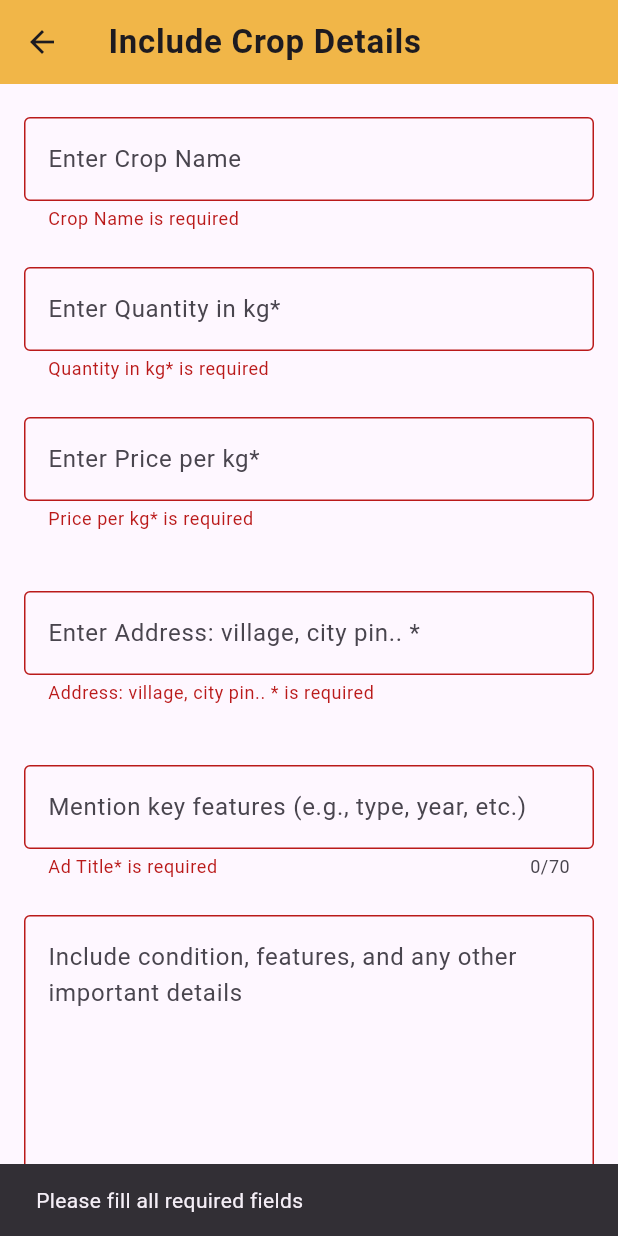
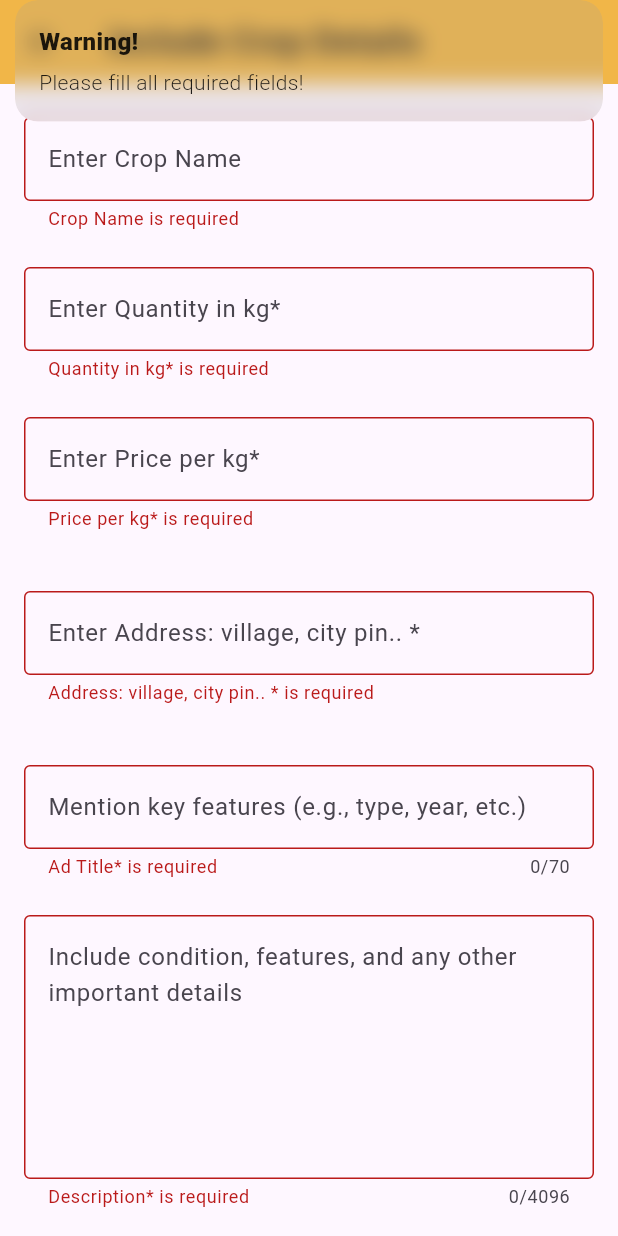
Before and after one commit to mrabdulla3/AgriBazaar, a Flutter app: the CropDetailsPage screen opened directly with empty values, scrolled down 268 dp, after a tap on "Save", on a phone screen of 412 x 824 dp. Run offline on Flutter 3.47's test engine with Material 3 defaults, Android fonts, the phone set to English and light mode, and no system bars; our stand-ins replace cloud_firestore, firebase_auth, firebase_core, firebase_storage, flutter_dotenv, get and 5 more; accounts and stored records are empty.

Commit message:
Crop Form Detail page

```diff
--- a/lib/controllers/farmer_controller/crop_controller.dart
+++ /dev/null
@@ -1,3 +0,0 @@
-import 'package:get/get.dart';
-
-class CropController extends GetxController{}
--- /dev/null
+++ b/lib/controllers/farmer_controller/crop_form_controller.dart
@@ -0,0 +1,107 @@
+import 'dart:io';
+import 'package:cloud_firestore/cloud_firestore.dart';
+import 'package:firebase_auth/firebase_auth.dart';
+import 'package:firebase_storage/firebase_storage.dart';
+import 'package:flutter/material.dart';
+import 'package:get/get.dart';
+import 'package:logger/logger.dart';
+import 'package:uuid/uuid.dart';
+
+class CropFormController extends GetxController{
+
+  final String cropType;
+
+  CropFormController(this.cropType);
+
+  @override
+  void onInit() {
+    super.onInit();
+    cropCategoryController.text=cropType;
+  }
+
+
+  RxBool isLoading = false.obs;
+  final formKey = GlobalKey<FormState>();
+  var logger = Logger();
+  Rx<File?> selectedFile = Rx<File?>(null);
+
+  // Controllers for input fields
+  final TextEditingController cropCategoryController = TextEditingController();
+  final TextEditingController cropVarietyController = TextEditingController();
+  final TextEditingController quantityController = TextEditingController();
+  final TextEditingController priceController = TextEditingController();
+  final TextEditingController keyFeatureController = TextEditingController();
+  final TextEditingController descriptionController = TextEditingController();
+  final TextEditingController farmerAddressController = TextEditingController();
+
+  void saveForm() async {
+    if (formKey.currentState!.validate()) {
+
+      isLoading.value = true; // Start loading when the form is being saved
+
+      String cropCategory = cropCategoryController.text.trim();
+      String cropVariety = cropVarietyController.text.trim();
+      int cropQuantity = int.tryParse(quantityController.text.trim()) ?? 0;
+      int cropPrice = int.tryParse(priceController.text.trim()) ?? 0;
+      String feature = keyFeatureController.text.trim();
+      String description = descriptionController.text.trim();
+      String farmerAddress = farmerAddressController.text.trim();
+
+      // Create a unique file name using UUID
+      String uniqueFileName = const Uuid().v1();
+
+      // Construct the path to store the image inside the category directory
+      String filePath = '$cropCategory/$uniqueFileName';
+
+      if (selectedFile.value != null) {
+        UploadTask uploadTask = FirebaseStorage.instance
+            .ref()
+            .child(filePath)
+            .putFile(selectedFile.value!);
+        TaskSnapshot taskSnapshot = await uploadTask;
+        String downloadUrl = await taskSnapshot.ref.getDownloadURL();
+        User? currentUser = FirebaseAuth.instance.currentUser;
+        String? userId = currentUser?.uid;
+
+        Map<String, dynamic> cropForm = {
+          "cropType": cropCategory,
+          "Variety": cropVariety,
+          "Quantity": cropQuantity,
+          "Price": cropPrice,
+          "Features": feature,
+          "Description": description,
+          "Crop Image": downloadUrl,
+          "Address": farmerAddress,
+          "userId": userId
+        };
+
+        await FirebaseFirestore.instance
+            .collection('FormCropDetail')
+            .add(cropForm);
+
+        // Show success message
+
+          Get.snackbar("Success!", "Form submitted successfully!");
+        }
+      else {
+        Get.snackbar("Warning!", "Please select an image!");
+      }
+
+      // Clearing fields after form submission
+      cropCategoryController.clear();
+      cropVarietyController.clear();
+      quantityController.clear();
+      priceController.clear();
+      keyFeatureController.clear();
+      descriptionController.clear();
+      farmerAddressController.clear();
+
+
+        selectedFile.value = null;
+        isLoading.value = false; // Stop loading after form submission
+
+    } else {
+      Get.snackbar("Warning!", "Please fill all required fields!");
+    }
+  }
+}
--- a/lib/views/farmer_views/crop_form_detail.dart
+++ b/lib/views/farmer_views/crop_form_detail.dart
@@ -1,131 +1,29 @@
 import 'dart:io';
-import 'package:cloud_firestore/cloud_firestore.dart';
-import 'package:firebase_storage/firebase_storage.dart';
+import 'package:agribazar/controllers/farmer_controller/crop_form_controller.dart';
 import 'package:flutter/material.dart';
+import 'package:get/get.dart';
 import 'package:google_fonts/google_fonts.dart';
 import 'package:image_picker/image_picker.dart';
-import 'package:logger/logger.dart';
-import 'package:uuid/uuid.dart';
-import 'package:firebase_auth/firebase_auth.dart';
 
-class CropDetailsPage extends StatefulWidget {
+class CropDetailsPage extends StatelessWidget {
   final String cropType;
 
-  const CropDetailsPage({required this.cropType, super.key});
-  @override
-  CropDetailsPageState createState() => CropDetailsPageState();
-}
-
-class CropDetailsPageState extends State<CropDetailsPage> {
-  File? selectedFile;
-  final _formKey = GlobalKey<FormState>();
-  bool isLoading = false; // Loading state
-  var logger = Logger();
-
-  // Controllers for input fields
-  final TextEditingController _cropCategoryController = TextEditingController();
-  final TextEditingController _cropVarietyController = TextEditingController();
-  final TextEditingController _quantityController = TextEditingController();
-  final TextEditingController _priceController = TextEditingController();
-  final TextEditingController _keyFeatureController = TextEditingController();
-  final TextEditingController _descriptionController = TextEditingController();
-  final TextEditingController _farmerAddressController =
-      TextEditingController();
-
-  @override
-  void initState() {
-    super.initState();
-    _cropCategoryController.text =
-        widget.cropType; // Set the cropType passed from the previous screen
-  }
-
-  void saveForm() async {
-    if (_formKey.currentState!.validate()) {
-      setState(() {
-        isLoading = true; // Start loading when the form is being saved
-      });
-
-      String cropCategory = _cropCategoryController.text.trim();
-      String cropVariety = _cropVarietyController.text.trim();
-      int cropQuantity = int.tryParse(_quantityController.text.trim()) ?? 0;
-      int cropPrice = int.tryParse(_priceController.text.trim()) ?? 0;
-      String feature = _keyFeatureController.text.trim();
-      String description = _descriptionController.text.trim();
-      String farmerAddress = _farmerAddressController.text.trim();
-
-      // Create a unique file name using UUID
-      String uniqueFileName = const Uuid().v1();
-
-      // Construct the path to store the image inside the category directory
-      String filePath = '$cropCategory/$uniqueFileName';
-
-      if (selectedFile != null) {
-        UploadTask uploadTask = FirebaseStorage.instance
-            .ref()
-            .child(filePath)
-            .putFile(selectedFile!);
-        TaskSnapshot taskSnapshot = await uploadTask;
-        String downloadUrl = await taskSnapshot.ref.getDownloadURL();
-        User? currentUser = FirebaseAuth.instance.currentUser;
-        String? userId = currentUser?.uid;
-
-        Map<String, dynamic> cropForm = {
-          "cropType": cropCategory,
-          "Variety": cropVariety,
-          "Quantity": cropQuantity,
-          "Price": cropPrice,
-          "Features": feature,
-          "Description": description,
-          "Crop Image": downloadUrl,
-          "Address": farmerAddress,
-          "userId": userId
-        };
-
-        await FirebaseFirestore.instance
-            .collection('FormCropDetail')
-            .add(cropForm);
-
-        // Show success message
-        if (mounted) {
-          ScaffoldMessenger.of(context).showSnackBar(
-            const SnackBar(content: Text('Form submitted successfully!')),
-          );
-        }
-      } else {
-        ScaffoldMessenger.of(context).showSnackBar(
-          const SnackBar(content: Text('Please select an image.')),
-        );
-      }
-
-      // Clearing fields after form submission
-      _cropCategoryController.clear();
-      _cropVarietyController.clear();
-      _quantityController.clear();
-      _priceController.clear();
-      _keyFeatureController.clear();
-      _descriptionController.clear();
-      _farmerAddressController.clear();
-
-      setState(() {
-        selectedFile = null;
-        isLoading = false; // Stop loading after form submission
-      });
-    } else {
-      ScaffoldMessenger.of(context).showSnackBar(
-        const SnackBar(content: Text('Please fill all required fields')),
-      );
-    }
-  }
+  CropDetailsPage({super.key, required this.cropType});
 
   @override
   Widget build(BuildContext context) {
+    final cropformController = Get.put(CropFormController(cropType));
+
     return Scaffold(
       appBar: AppBar(
         title: Text(
           "Include Crop Details",
           style: GoogleFonts.abhayaLibre(
             textStyle: const TextStyle(
-                fontSize: 22, letterSpacing: .5, fontWeight: FontWeight.w700),
+              fontSize: 22,
+              letterSpacing: .5,
+              fontWeight: FontWeight.w700,
+            ),
           ),
         ),
         backgroundColor: const Color(0xFFFDBE42),
@@ -134,7 +32,7 @@ class CropDetailsPageState extends State<CropDetailsPage> {
         padding: const EdgeInsets.all(16.0),
         child: SingleChildScrollView(
           child: Form(
-            key: _formKey,
+            key: cropformController.formKey,
             child: Column(
               crossAxisAlignment: CrossAxisAlignment.start,
               children: [
@@ -144,73 +42,95 @@ class CropDetailsPageState extends State<CropDetailsPage> {
                         .pickImage(source: ImageSource.gallery);
 
                     if (image != null) {
-                      setState(() {
-                        selectedFile = File(image.path);
-                        logger.d("Image Selected!");
-                      });
+                      cropformController.selectedFile.value = File(image.path);
+                      cropformController.logger.d("Image Selected!");
                     } else {
-                      logger.d("Image not Selected!");
+                      cropformController.logger.d("Image not Selected!");
                     }
                   },
-                  child: Container(
+                  child: Obx(
+                    () {
+                      final file = cropformController.selectedFile.value;
+                      return Container(
                         height: 150,
                         decoration: const BoxDecoration(color: Colors.black12),
-                    child: selectedFile != null
+                        child: file != null
                             ? Center(
                                 child: Image.file(
-                            selectedFile!,
+                                  file,
                                   fit: BoxFit.cover,
-                          ))
+                                  width: double.infinity,
+                                ),
+                              )
                             : const Center(
                                 child: Icon(
                                   Icons.camera_alt_outlined,
                                   size: 40,
-                          )),
+                                ),
+                              ),
+                      );
+                    },
                   ),
                 ),
                 const SizedBox(height: 16),
                 buildNonEditableTextField(
-                    "Crop Type*", _cropCategoryController),
-                buildTextField("Crop Name", _cropVarietyController),
-                buildTextField("Quantity in kg*", _quantityController,
-                    inputType: TextInputType.number),
-                buildTextField("Price per kg*", _priceController,
-                    inputType: TextInputType.number),
+                    "Crop Type*", cropformController.cropCategoryController),
+                buildTextField(
+                    "Crop Name", cropformController.cropVarietyController),
+                buildTextField(
+                  "Quantity in kg*",
+                  cropformController.quantityController,
+                  inputType: TextInputType.number,
+                ),
+                buildTextField(
+                  "Price per kg*",
+                  cropformController.priceController,
+                  inputType: TextInputType.number,
+                ),
                 const SizedBox(height: 16),
                 buildTextField(
-                    "Address: village, city pin.. *", _farmerAddressController,
-                    inputType: TextInputType.text),
+                  "Address: village, city pin.. *",
+                  cropformController.farmerAddressController,
+                  inputType: TextInputType.text,
+                ),
                 const SizedBox(height: 16),
-                buildTextField("Ad Title*", _keyFeatureController,
+                buildTextField(
+                  "Ad Title*",
+                  cropformController.keyFeatureController,
                   hintText: "Mention key features (e.g., type, year, etc.)",
-                    maxLength: 70),
-                buildTextField("Description*", _descriptionController,
+                  maxLength: 70,
+                ),
+                buildTextField(
+                  "Description*",
+                  cropformController.descriptionController,
                   hintText:
                       "Include condition, features, and any other important details",
                   maxLines: 6,
-                    maxLength: 4096),
+                  maxLength: 4096,
+                ),
                 const SizedBox(height: 16),
-                isLoading
+                Obx(
+                  () => cropformController.isLoading.value
                       ? const Center(child: CircularProgressIndicator())
                       : SizedBox(
                           width: double.infinity,
                           height: 50,
                           child: ElevatedButton(
                             style: ElevatedButton.styleFrom(
-                            backgroundColor:
-                                const Color(0xFFFDBE42), // Yellow color
+                              backgroundColor: const Color(0xFFFDBE42),
                               shape: RoundedRectangleBorder(
                                 borderRadius: BorderRadius.circular(10),
                               ),
                             ),
                             onPressed: () {
-                            saveForm();
+                              cropformController.saveForm();
                             },
                             child: Text(
                               'Save',
                               style: GoogleFonts.aclonica(
                                 fontSize: 16,
                                 color: Colors.white,
+                              ),
                             ),
                           ),
                         ),
@@ -264,7 +184,7 @@ class CropDetailsPageState extends State<CropDetailsPage> {
         const SizedBox(height: 8),
         TextFormField(
           controller: controller,
-          enabled: false, // This makes the field non-editable
+          enabled: false,
           decoration: const InputDecoration(
             border: OutlineInputBorder(),
           ),
```
Lines whose indentation alone changed are shown as unchanged.
